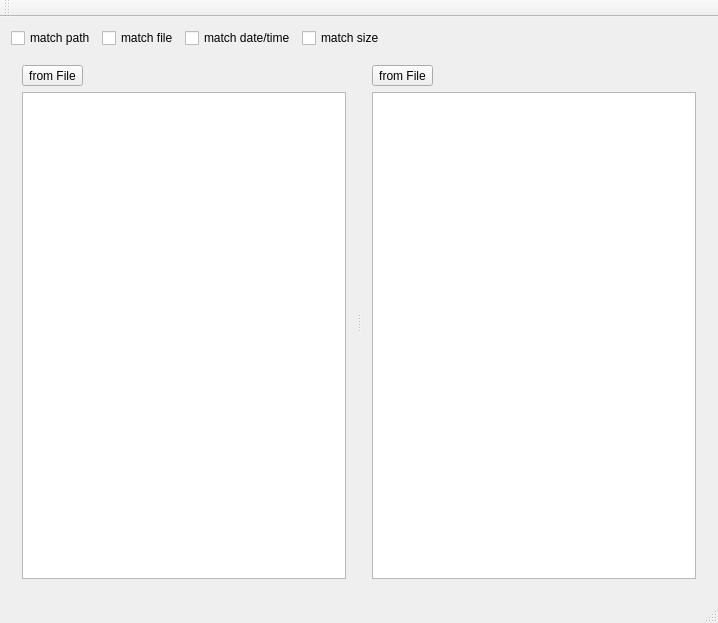
The window that cmainwindow.ui (birkeh/compareDir) describes before a commit, drawn with Qt 5.
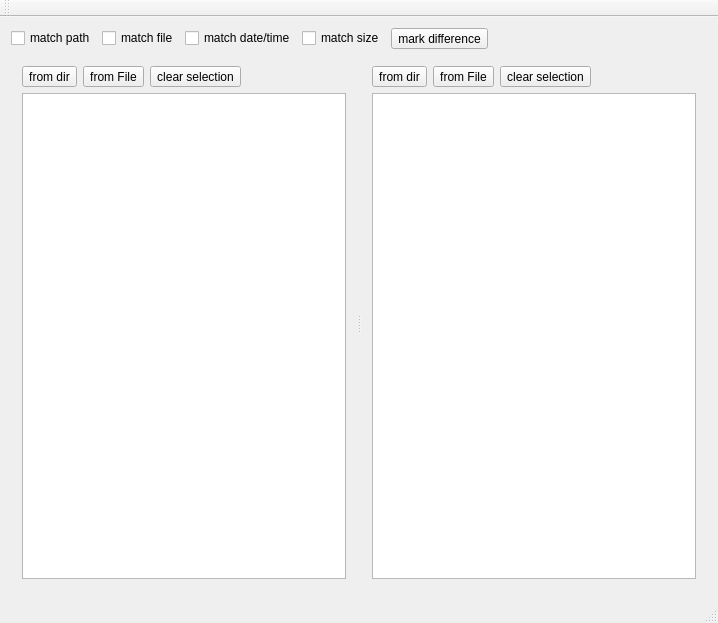
The same window after the commit.

Patch:
```diff
--- a/cmainwindow.ui
+++ b/cmainwindow.ui
@@ -47,6 +47,13 @@
           </property>
          </widget>
         </item>
+        <item>
+         <widget class="QToolButton" name="m_lpMarkDifference">
+          <property name="text">
+           <string>mark difference</string>
+          </property>
+         </widget>
+        </item>
         <item>
          <spacer name="horizontalSpacer_3">
           <property name="orientation">
@@ -71,6 +78,13 @@
          <layout class="QVBoxLayout" name="verticalLayout">
           <item>
            <layout class="QHBoxLayout" name="horizontalLayout">
+            <item>
+             <widget class="QToolButton" name="m_lpLoadListFromDirLeft">
+              <property name="text">
+               <string>from dir</string>
+              </property>
+             </widget>
+            </item>
             <item>
              <widget class="QToolButton" name="m_lpLoadListFromFileLeft">
               <property name="text">
@@ -78,6 +92,13 @@
               </property>
              </widget>
             </item>
+            <item>
+             <widget class="QToolButton" name="m_lpClearSelectionLeft">
+              <property name="text">
+               <string>clear selection</string>
+              </property>
+             </widget>
+            </item>
             <item>
              <spacer name="horizontalSpacer">
               <property name="orientation">
@@ -106,6 +127,13 @@
          <layout class="QVBoxLayout" name="verticalLayout_2">
           <item>
            <layout class="QHBoxLayout" name="horizontalLayout_2">
+            <item>
+             <widget class="QToolButton" name="m_lpLoadListFromDirRight">
+              <property name="text">
+               <string>from dir</string>
+              </property>
+             </widget>
+            </item>
             <item>
              <widget class="QToolButton" name="m_lpLoadListFromFileRight">
               <property name="text">
@@ -113,6 +141,13 @@
               </property>
              </widget>
             </item>
+            <item>
+             <widget class="QToolButton" name="m_lpClearSelectionRight">
+              <property name="text">
+               <string>clear selection</string>
+              </property>
+             </widget>
+            </item>
             <item>
              <spacer name="horizontalSpacer_2">
               <property name="orientation">
```
